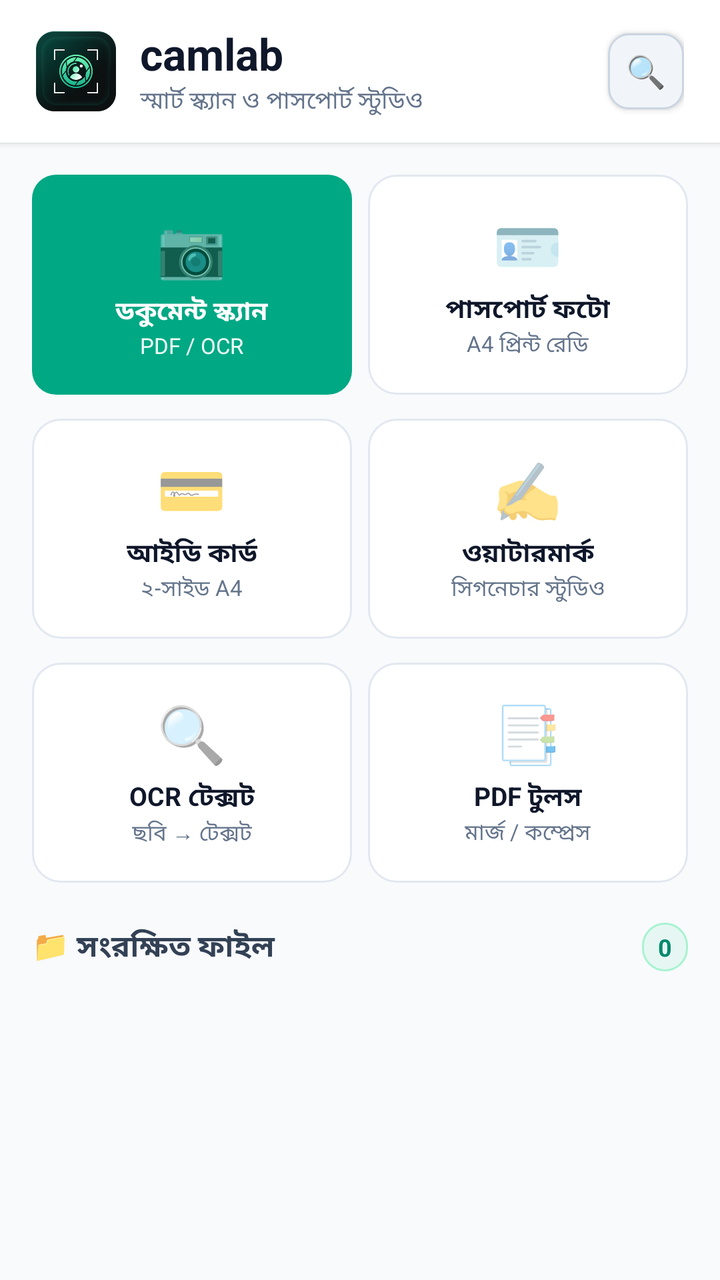
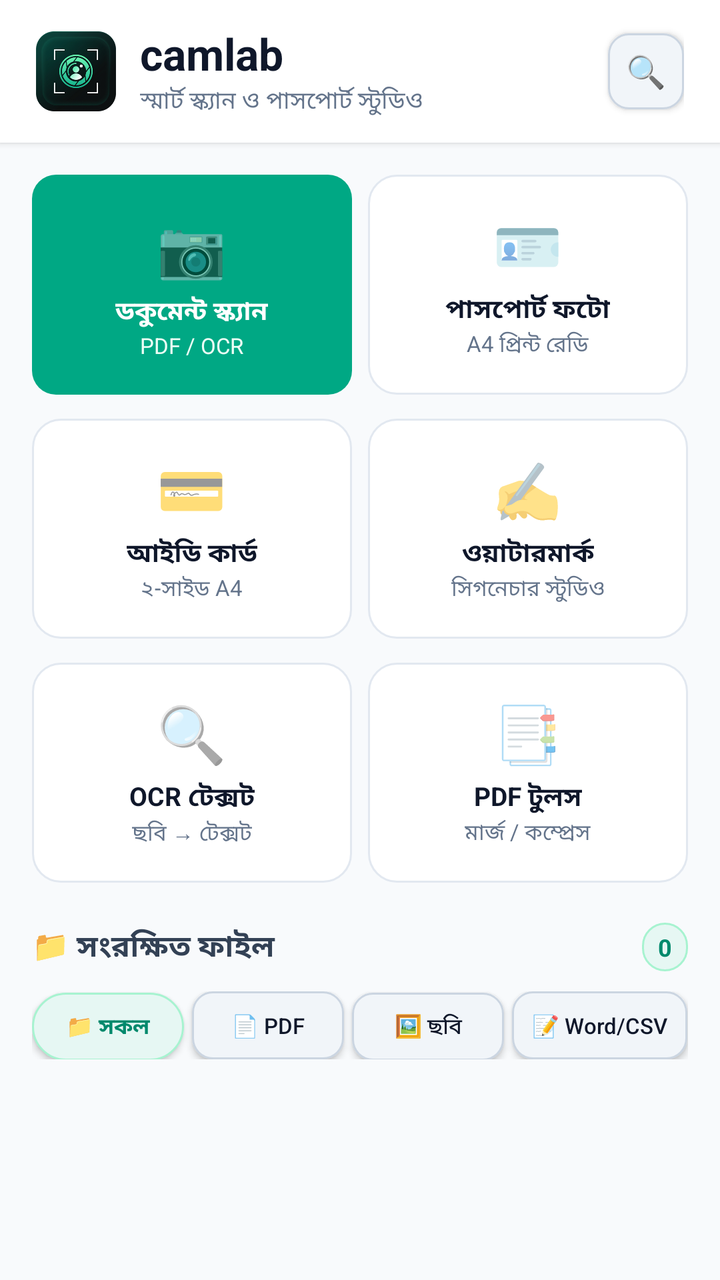

An Android layout rendered at two revisions. The XML below is the earlier revision; the diff shows what the commit changed to produce the second picture.
<!-- AndroidManifest.xml: application theme Theme.CamLabStudio -->
<!-- res/layout/activity_main.xml -->
<?xml version="1.0" encoding="utf-8"?>
<LinearLayout xmlns:android="http://schemas.android.com/apk/res/android"
    android:layout_width="match_parent"
    android:layout_height="match_parent"
    android:orientation="vertical"
    android:fitsSystemWindows="true"
    android:background="#F8FAFC">

    
    <LinearLayout
        android:layout_width="match_parent"
        android:layout_height="wrap_content"
        android:background="#FFFFFF"
        android:paddingHorizontal="18dp"
        android:paddingVertical="12dp"
        android:gravity="center_vertical"
        android:elevation="2dp">

        <ImageView
            android:layout_width="40dp"
            android:layout_height="40dp"
            android:src="@drawable/ic_camlab_logo"
            android:contentDescription="camlab" />

        <LinearLayout
            android:layout_width="0dp"
            android:layout_height="wrap_content"
            android:layout_weight="1"
            android:layout_marginStart="12dp"
            android:orientation="vertical">

            <TextView
                android:layout_width="wrap_content"
                android:layout_height="wrap_content"
                android:text="camlab"
                android:textColor="#0F172A"
                android:textSize="22sp"
                android:textStyle="bold" />

            <TextView
                android:layout_width="wrap_content"
                android:layout_height="wrap_content"
                android:text="স্মার্ট স্ক্যান ও পাসপোর্ট স্টুডিও"
                android:textColor="#64748B"
                android:textSize="12sp" />
        </LinearLayout>

        
        <androidx.appcompat.widget.AppCompatButton
            android:id="@+id/btn_search"
            android:layout_width="38dp"
            android:layout_height="38dp"
            android:text="🔍"
            android:textSize="16sp"
            android:textAllCaps="false"
            android:background="@drawable/bg_btn_outline"
            android:padding="0dp" />
    </LinearLayout>

    <ScrollView
        android:layout_width="match_parent"
        android:layout_height="match_parent"
        android:fillViewport="true">

        <LinearLayout
            android:layout_width="match_parent"
            android:layout_height="wrap_content"
            android:orientation="vertical"
            android:padding="16dp">

            
            
            <LinearLayout
                android:layout_width="match_parent"
                android:layout_height="wrap_content"
                android:orientation="horizontal"
                android:layout_marginBottom="12dp">

                
                <LinearLayout
                    android:id="@+id/card_doc_scan"
                    android:layout_width="0dp"
                    android:layout_height="110dp"
                    android:layout_weight="1"
                    android:layout_marginEnd="8dp"
                    android:background="@drawable/bg_btn_primary"
                    android:padding="16dp"
                    android:orientation="vertical"
                    android:gravity="center"
                    android:clickable="true"
                    android:focusable="true">

                    <TextView
                        android:layout_width="wrap_content"
                        android:layout_height="wrap_content"
                        android:text="📷"
                        android:textSize="28sp" />

                    <TextView
                        android:layout_width="wrap_content"
                        android:layout_height="wrap_content"
                        android:layout_marginTop="4dp"
                        android:text="ডকুমেন্ট স্ক্যান"
                        android:textColor="#FFFFFF"
                        android:textSize="13sp"
                        android:textStyle="bold"
                        android:gravity="center" />

                    <TextView
                        android:layout_width="wrap_content"
                        android:layout_height="wrap_content"
                        android:text="PDF / OCR"
                        android:textColor="#ECFDF5"
                        android:textSize="11sp"
                        android:gravity="center" />
                </LinearLayout>

                
                <LinearLayout
                    android:id="@+id/card_passport_studio"
                    android:layout_width="0dp"
                    android:layout_height="110dp"
                    android:layout_weight="1"
                    android:background="@drawable/bg_card"
                    android:padding="16dp"
                    android:orientation="vertical"
                    android:gravity="center"
                    android:clickable="true"
                    android:focusable="true">

                    <TextView
                        android:layout_width="wrap_content"
                        android:layout_height="wrap_content"
                        android:text="🪪"
                        android:textSize="28sp" />

                    <TextView
                        android:layout_width="wrap_content"
                        android:layout_height="wrap_content"
                        android:layout_marginTop="4dp"
                        android:text="পাসপোর্ট ফটো"
                        android:textColor="#0F172A"
                        android:textSize="13sp"
                        android:textStyle="bold"
                        android:gravity="center" />

                    <TextView
                        android:layout_width="wrap_content"
                        android:layout_height="wrap_content"
                        android:text="A4 প্রিন্ট রেডি"
                        android:textColor="#64748B"
                        android:textSize="11sp"
                        android:gravity="center" />
                </LinearLayout>
            </LinearLayout>

            
            <LinearLayout
                android:layout_width="match_parent"
                android:layout_height="wrap_content"
                android:orientation="horizontal"
                android:layout_marginBottom="12dp">

                
                <LinearLayout
                    android:id="@+id/card_id_card"
                    android:layout_width="0dp"
                    android:layout_height="110dp"
                    android:layout_weight="1"
                    android:layout_marginEnd="8dp"
                    android:background="@drawable/bg_card"
                    android:padding="16dp"
                    android:orientation="vertical"
                    android:gravity="center"
                    android:clickable="true"
                    android:focusable="true">

                    <TextView
                        android:layout_width="wrap_content"
                        android:layout_height="wrap_content"
                        android:text="💳"
                        android:textSize="28sp" />

                    <TextView
                        android:layout_width="wrap_content"
                        android:layout_height="wrap_content"
                        android:layout_marginTop="4dp"
                        android:text="আইডি কার্ড"
                        android:textColor="#0F172A"
                        android:textSize="13sp"
                        android:textStyle="bold"
                        android:gravity="center" />

                    <TextView
                        android:layout_width="wrap_content"
                        android:layout_height="wrap_content"
                        android:text="২-সাইড A4"
                        android:textColor="#64748B"
                        android:textSize="11sp"
                        android:gravity="center" />
                </LinearLayout>

                
                <LinearLayout
                    android:id="@+id/card_watermark"
                    android:layout_width="0dp"
                    android:layout_height="110dp"
                    android:layout_weight="1"
                    android:background="@drawable/bg_card"
                    android:padding="16dp"
                    android:orientation="vertical"
                    android:gravity="center"
                    android:clickable="true"
                    android:focusable="true">

                    <TextView
                        android:layout_width="wrap_content"
                        android:layout_height="wrap_content"
                        android:text="✍️"
                        android:textSize="28sp" />

                    <TextView
                        android:layout_width="wrap_content"
                        android:layout_height="wrap_content"
                        android:layout_marginTop="4dp"
                        android:text="ওয়াটারমার্ক"
                        android:textColor="#0F172A"
                        android:textSize="13sp"
                        android:textStyle="bold"
                        android:gravity="center" />

                    <TextView
                        android:layout_width="wrap_content"
                        android:layout_height="wrap_content"
                        android:text="সিগনেচার স্টুডিও"
                        android:textColor="#64748B"
                        android:textSize="11sp"
                        android:gravity="center" />
                </LinearLayout>
            </LinearLayout>

            
            <LinearLayout
                android:layout_width="match_parent"
                android:layout_height="wrap_content"
                android:orientation="horizontal"
                android:layout_marginBottom="20dp">

                
                <LinearLayout
                    android:id="@+id/card_ocr"
                    android:layout_width="0dp"
                    android:layout_height="110dp"
                    android:layout_weight="1"
                    android:layout_marginEnd="8dp"
                    android:background="@drawable/bg_card"
                    android:padding="16dp"
                    android:orientation="vertical"
                    android:gravity="center"
                    android:clickable="true"
                    android:focusable="true">

                    <TextView
                        android:layout_width="wrap_content"
                        android:layout_height="wrap_content"
                        android:text="🔍"
                        android:textSize="28sp" />

                    <TextView
                        android:layout_width="wrap_content"
                        android:layout_height="wrap_content"
                        android:layout_marginTop="4dp"
                        android:text="OCR টেক্সট"
                        android:textColor="#0F172A"
                        android:textSize="13sp"
                        android:textStyle="bold"
                        android:gravity="center" />

                    <TextView
                        android:layout_width="wrap_content"
                        android:layout_height="wrap_content"
                        android:text="ছবি → টেক্সট"
                        android:textColor="#64748B"
                        android:textSize="11sp"
                        android:gravity="center" />
                </LinearLayout>

                
                <LinearLayout
                    android:id="@+id/card_pdf_tools"
                    android:layout_width="0dp"
                    android:layout_height="110dp"
                    android:layout_weight="1"
                    android:background="@drawable/bg_card"
                    android:padding="16dp"
                    android:orientation="vertical"
                    android:gravity="center"
                    android:clickable="true"
                    android:focusable="true">

                    <TextView
                        android:layout_width="wrap_content"
                        android:layout_height="wrap_content"
                        android:text="📑"
                        android:textSize="28sp" />

                    <TextView
                        android:layout_width="wrap_content"
                        android:layout_height="wrap_content"
                        android:layout_marginTop="4dp"
                        android:text="PDF টুলস"
                        android:textColor="#0F172A"
                        android:textSize="13sp"
                        android:textStyle="bold"
                        android:gravity="center" />

                    <TextView
                        android:layout_width="wrap_content"
                        android:layout_height="wrap_content"
                        android:text="মার্জ / কম্প্রেস"
                        android:textColor="#64748B"
                        android:textSize="11sp"
                        android:gravity="center" />
                </LinearLayout>
            </LinearLayout>

            
            <LinearLayout
                android:layout_width="match_parent"
                android:layout_height="wrap_content"
                android:orientation="horizontal"
                android:gravity="center_vertical"
                android:layout_marginBottom="10dp">

                <TextView
                    android:layout_width="0dp"
                    android:layout_height="wrap_content"
                    android:layout_weight="1"
                    android:text="📁 সংরক্ষিত ফাইল"
                    android:textColor="#334155"
                    android:textSize="15sp"
                    android:textStyle="bold" />

                <TextView
                    android:id="@+id/tv_file_count"
                    android:layout_width="wrap_content"
                    android:layout_height="wrap_content"
                    android:background="@drawable/bg_chip"
                    android:paddingHorizontal="8dp"
                    android:paddingVertical="4dp"
                    android:text="0"
                    android:textColor="#00896C"
                    android:textStyle="bold"
                    android:textSize="12sp" />
            </LinearLayout>

            
            <LinearLayout
                android:id="@+id/saved_files_container"
                android:layout_width="match_parent"
                android:layout_height="wrap_content"
                android:orientation="vertical" />

        </LinearLayout>
    </ScrollView>
</LinearLayout>
<!-- resources referenced by this layout -->
<resources>
  <!-- drawable bg_btn_outline (drawable) -->
  <?xml version="1.0" encoding="utf-8"?>
  <shape xmlns:android="http://schemas.android.com/apk/res/android" android:shape="rectangle">
      <solid android:color="#F1F5F9" />
      <corners android:radius="10dp" />
      <stroke android:width="1dp" android:color="#CBD5E1" />
  </shape>
  <!-- drawable bg_btn_primary (drawable) -->
  <?xml version="1.0" encoding="utf-8"?>
  <shape xmlns:android="http://schemas.android.com/apk/res/android" android:shape="rectangle">
      <solid android:color="#00A884" />
      <corners android:radius="12dp" />
  </shape>
  <!-- drawable bg_card (drawable) -->
  <?xml version="1.0" encoding="utf-8"?>
  <shape xmlns:android="http://schemas.android.com/apk/res/android" android:shape="rectangle">
      <solid android:color="#FFFFFF" />
      <corners android:radius="14dp" />
      <stroke android:width="1dp" android:color="#E2E8F0" />
  </shape>
  <!-- drawable bg_chip (drawable) -->
  <?xml version="1.0" encoding="utf-8"?>
  <shape xmlns:android="http://schemas.android.com/apk/res/android" android:shape="rectangle">
      <solid android:color="#E6F7F3" />
      <corners android:radius="20dp" />
      <stroke android:width="1dp" android:color="#A7F3D0" />
  </shape>
  <!-- drawable ic_camlab_logo: png bitmap (drawable, 90213 bytes) -->
  <style name="Theme.CamLabStudio" parent="Theme.MaterialComponents.Light.NoActionBar">
          <item name="colorPrimary">#00A884</item>
          <item name="colorPrimaryDark">#00896C</item>
          <item name="colorAccent">#00A884</item>
          <item name="android:statusBarColor">#00896C</item>
          <item name="android:textAllCaps">false</item>
      </style>
</resources>

<!-- the commit's change to res/layout/activity_main.xml (unified diff, before → after) -->
@@ -356,6 +356,62 @@
 
             
             <LinearLayout
+                android:layout_width="match_parent"
+                android:layout_height="wrap_content"
+                android:orientation="horizontal"
+                android:layout_marginBottom="10dp">
+
+                <androidx.appcompat.widget.AppCompatButton
+                    android:id="@+id/btn_vault_all"
+                    android:layout_width="0dp"
+                    android:layout_height="34dp"
+                    android:layout_weight="1"
+                    android:layout_marginEnd="4dp"
+                    android:background="@drawable/bg_chip"
+                    android:text="📁 সকল"
+                    android:textAllCaps="false"
+                    android:textColor="#00896C"
+                    android:textSize="11sp"
+                    android:textStyle="bold" />
+
+                <androidx.appcompat.widget.AppCompatButton
+                    android:id="@+id/btn_vault_pdf"
+                    android:layout_width="0dp"
+                    android:layout_height="34dp"
+                    android:layout_weight="1"
+                    android:layout_marginEnd="4dp"
+                    android:background="@drawable/bg_btn_outline"
+                    android:text="📄 PDF"
+                    android:textAllCaps="false"
+                    android:textColor="#0F172A"
+                    android:textSize="11sp" />
+
+                <androidx.appcompat.widget.AppCompatButton
+                    android:id="@+id/btn_vault_img"
+                    android:layout_width="0dp"
+                    android:layout_height="34dp"
+                    android:layout_weight="1"
+                    android:layout_marginEnd="4dp"
+                    android:background="@drawable/bg_btn_outline"
+                    android:text="🖼️ ছবি"
+                    android:textAllCaps="false"
+                    android:textColor="#0F172A"
+                    android:textSize="11sp" />
+
+                <androidx.appcompat.widget.AppCompatButton
+                    android:id="@+id/btn_vault_doc"
+                    android:layout_width="0dp"
+                    android:layout_height="34dp"
+                    android:layout_weight="1.15"
+                    android:background="@drawable/bg_btn_outline"
+                    android:text="📝 Word/CSV"
+                    android:textAllCaps="false"
+                    android:textColor="#0F172A"
+                    android:textSize="11sp" />
+            </LinearLayout>
+
+            
+            <LinearLayout
                 android:id="@+id/saved_files_container"
                 android:layout_width="match_parent"
                 android:layout_height="wrap_content"
